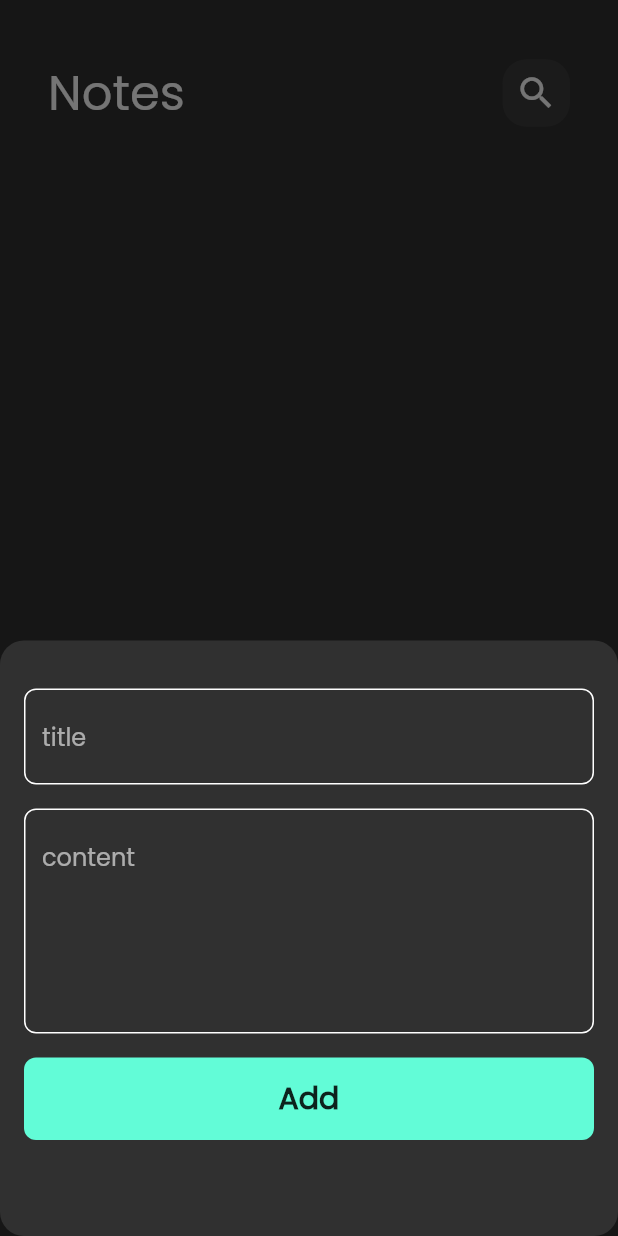
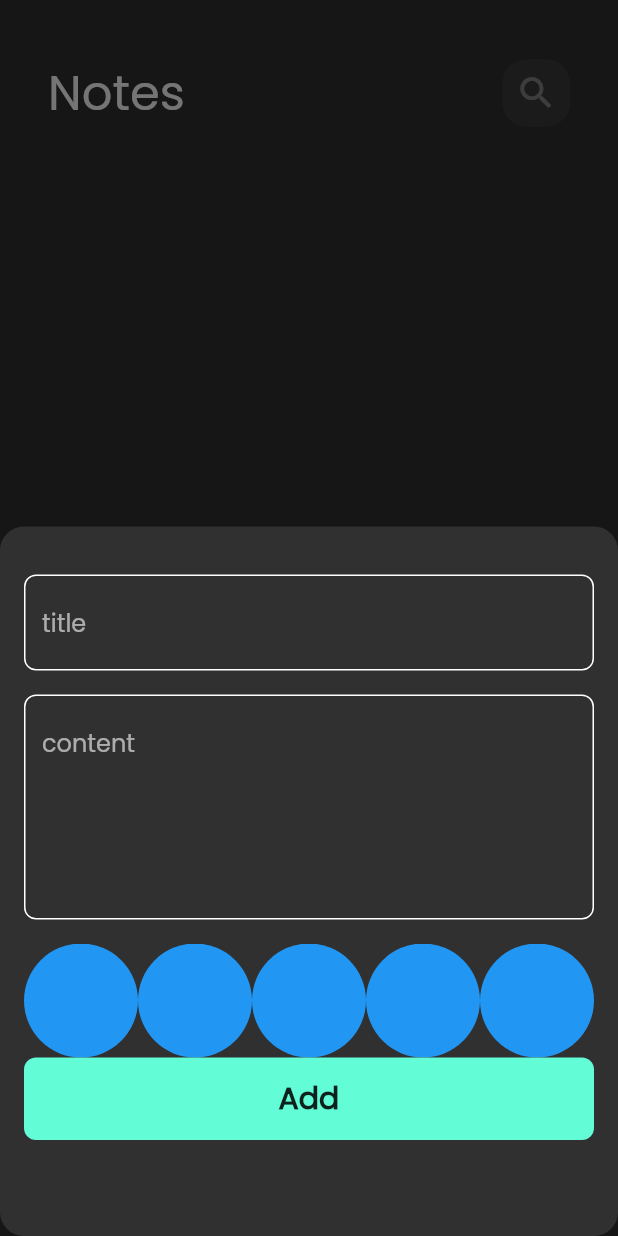
Before and after one commit to mostafahassan8799/Notes_App, a Flutter app: the screen it shows after launch, after a tap on the "add" icon, on a phone screen of 412 x 824 dp. Run offline on Flutter 3.47's test engine with Material 2 defaults, Android fonts, the phone set to English and light mode, and no system bars; our stand-ins replace bloc, flutter_bloc, hive, hive_flutter; accounts and stored records are empty.

Commit message:
edit note and create color list

```diff
--- a/lib/cubits/notes_cubit/notes_cubit.dart
+++ b/lib/cubits/notes_cubit/notes_cubit.dart
@@ -12,5 +12,6 @@ class NotesCubit extends Cubit<NotesState> {
   fetchAllNotes() async {
     var noteBox = Hive.box<NoteModel>(kNotesBox);
     notes = noteBox.values.toList();
+    emit(NotesSuccess());
   }
 }
--- a/lib/cubits/notes_cubit/notes_state.dart
+++ b/lib/cubits/notes_cubit/notes_state.dart
@@ -4,3 +4,5 @@ part of 'notes_cubit.dart';
 abstract class NotesState {}
 
 class NotesInitial extends NotesState {}
+
+class NotesSuccess extends NotesState {}
--- a/lib/main.dart
+++ b/lib/main.dart
@@ -4,6 +4,7 @@ import 'package:hive_flutter/adapters.dart';
 import 'package:notes_app/constants/string_const.dart';
 import 'package:notes_app/observers/add_note_observer.dart';
 import 'package:notes_app/views/notes_view.dart';
+import 'cubits/notes_cubit/notes_cubit.dart';
 import 'models/note_model.dart';
 
 void main() async {
@@ -19,10 +20,13 @@ class NotesApp extends StatelessWidget {
 
   @override
   Widget build(BuildContext context) {
-    return MaterialApp(
-      debugShowCheckedModeBanner: false,
-      theme: ThemeData(brightness: Brightness.dark, fontFamily: 'Poppins'),
-      home: const NotesView(),
+    return BlocProvider(
+      create: (context) => NotesCubit(),
+      child: MaterialApp(
+        debugShowCheckedModeBanner: false,
+        theme: ThemeData(brightness: Brightness.dark, fontFamily: 'Poppins'),
+        home: const NotesView(),
+      ),
     );
   }
 }
--- a/lib/models/note_model.dart
+++ b/lib/models/note_model.dart
@@ -1,15 +1,16 @@
 import 'package:hive/hive.dart';
 part 'note_model.g.dart';
+
 @HiveType(typeId: 0)
-class NoteModel extends HiveObject{
+class NoteModel extends HiveObject {
   @HiveField(0)
-  final String title;
+  String title;
   @HiveField(1)
-  final String subTitle;
+  String subTitle;
   @HiveField(2)
   final String date;
   @HiveField(3)
-  final int color;
+  int color;
 
   NoteModel(
       {required this.title,
--- a/lib/views/notes_view.dart
+++ b/lib/views/notes_view.dart
@@ -10,9 +10,7 @@ class NotesView extends StatelessWidget {
 
   @override
   Widget build(BuildContext context) {
-    return BlocProvider(
-      create: (context) => NotesCubit(),
-      child: Scaffold(
+    return Scaffold(
       resizeToAvoidBottomInset: false,
       floatingActionButton: FloatingActionButton(
         onPressed: () {
@@ -29,7 +27,6 @@ class NotesView extends StatelessWidget {
         child: const Icon(Icons.add),
       ),
       body: const NotesViewBody(),
-      ),
     );
   }
 }
--- a/lib/widgets/add_note_form.dart
+++ b/lib/widgets/add_note_form.dart
@@ -3,6 +3,7 @@ import 'package:flutter_bloc/flutter_bloc.dart';
 import 'package:intl/intl.dart';
 import 'package:notes_app/cubits/add_note_cubit/add_note_cubit.dart';
 import 'package:notes_app/models/note_model.dart';
+import 'colors_list_view.dart';
 import 'custom_button.dart';
 import 'custom_text_field.dart';
 
@@ -48,6 +49,7 @@ class _AddNoteFormState extends State<AddNoteForm> {
           const SizedBox(
             height: 16,
           ),
+          const ColorsListView(),
           BlocBuilder<AddNoteCubit, AddNoteState>(
             builder: (context, state) {
               return CustomButton(
--- /dev/null
+++ b/lib/widgets/colors_list_view.dart
@@ -0,0 +1,31 @@
+import 'package:flutter/material.dart';
+
+class ColorItem extends StatelessWidget {
+  const ColorItem({super.key});
+
+  @override
+  Widget build(BuildContext context) {
+    return const CircleAvatar(
+      radius: 38,
+      backgroundColor: Colors.blue,
+    );
+  }
+}
+
+class ColorsListView extends StatelessWidget {
+  const ColorsListView({super.key});
+
+  @override
+  Widget build(BuildContext context) {
+    return SizedBox(
+      height: 38 * 2,
+      child: ListView.builder(
+        itemCount: 10,
+        scrollDirection: Axis.horizontal,
+        itemBuilder: (context, index) {
+          return const ColorItem();
+        },
+      ),
+    );
+  }
+}
--- a/lib/widgets/custom_app_bar.dart
+++ b/lib/widgets/custom_app_bar.dart
@@ -2,9 +2,11 @@ import 'package:flutter/material.dart';
 import 'package:notes_app/widgets/custom_icon.dart';
 
 class CustomAppBar extends StatelessWidget {
-  const CustomAppBar({super.key, required this.title, required this.icon});
+  const CustomAppBar(
+      {super.key, required this.title, required this.icon, this.onPressed});
   final String title;
   final IconData icon;
+  final Function()? onPressed;
 
   @override
   Widget build(BuildContext context) {
@@ -20,6 +22,7 @@ class CustomAppBar extends StatelessWidget {
           ),
           const Spacer(),
           CustomIcon(
+            onPressed: onPressed,
             icon: icon,
           ),
         ],
--- a/lib/widgets/custom_bottom_sheet.dart
+++ b/lib/widgets/custom_bottom_sheet.dart
@@ -1,6 +1,7 @@
 import 'package:flutter/material.dart';
 import 'package:flutter_bloc/flutter_bloc.dart';
 import 'package:notes_app/cubits/add_note_cubit/add_note_cubit.dart';
+import 'package:notes_app/cubits/notes_cubit/notes_cubit.dart';
 import 'add_note_form.dart';
 
 class CustomBottomSheet extends StatelessWidget {
@@ -19,6 +20,7 @@ class CustomBottomSheet extends StatelessWidget {
         child: BlocConsumer<AddNoteCubit, AddNoteState>(
           listener: (context, state) {
             if (state is AddNoteSuccess) {
+              BlocProvider.of<NotesCubit>(context).fetchAllNotes();
               Navigator.pop(context);
             }
             if (state is AddNoteFailure) {
--- a/lib/widgets/custom_icon.dart
+++ b/lib/widgets/custom_icon.dart
@@ -1,8 +1,9 @@
 import 'package:flutter/material.dart';
 
 class CustomIcon extends StatelessWidget {
-  const CustomIcon({super.key, required this.icon});
+  const CustomIcon({super.key, required this.icon, this.onPressed});
   final IconData icon;
+  final void Function()? onPressed;
 
   @override
   Widget build(BuildContext context) {
@@ -14,7 +15,7 @@ class CustomIcon extends StatelessWidget {
         borderRadius: BorderRadius.circular(16),
       ),
       child: IconButton(
-        onPressed: () {},
+        onPressed: onPressed,
         icon: Icon(
           icon,
           size: 28,
--- a/lib/widgets/custom_text_field.dart
+++ b/lib/widgets/custom_text_field.dart
@@ -3,8 +3,14 @@ import 'package:flutter/material.dart';
 import '../constants/string_const.dart';
 
 class CustomTextField extends StatelessWidget {
+  final void Function(String)? onChanged;
+
   const CustomTextField(
-      {super.key, required this.hint, this.maxLines = 1, this.onSaved});
+      {super.key,
+      required this.hint,
+      this.maxLines = 1,
+      this.onSaved,
+      this.onChanged});
   final String hint;
   final int maxLines;
   final void Function(String?)? onSaved;
@@ -12,6 +18,7 @@ class CustomTextField extends StatelessWidget {
   @override
   Widget build(BuildContext context) {
     return TextFormField(
+      onChanged: onChanged,
       onSaved: onSaved,
       validator: (value) {
         if (value?.isEmpty ?? true) {
```
Also changed, not shown: lib/views/edit_note_view.dart (+7 -3 lines), lib/widgets/custom_note_item.dart (+9 -2 lines), lib/widgets/edit_view_body.dart (+37 -9 lines). Lines whose indentation alone changed are shown as unchanged.
